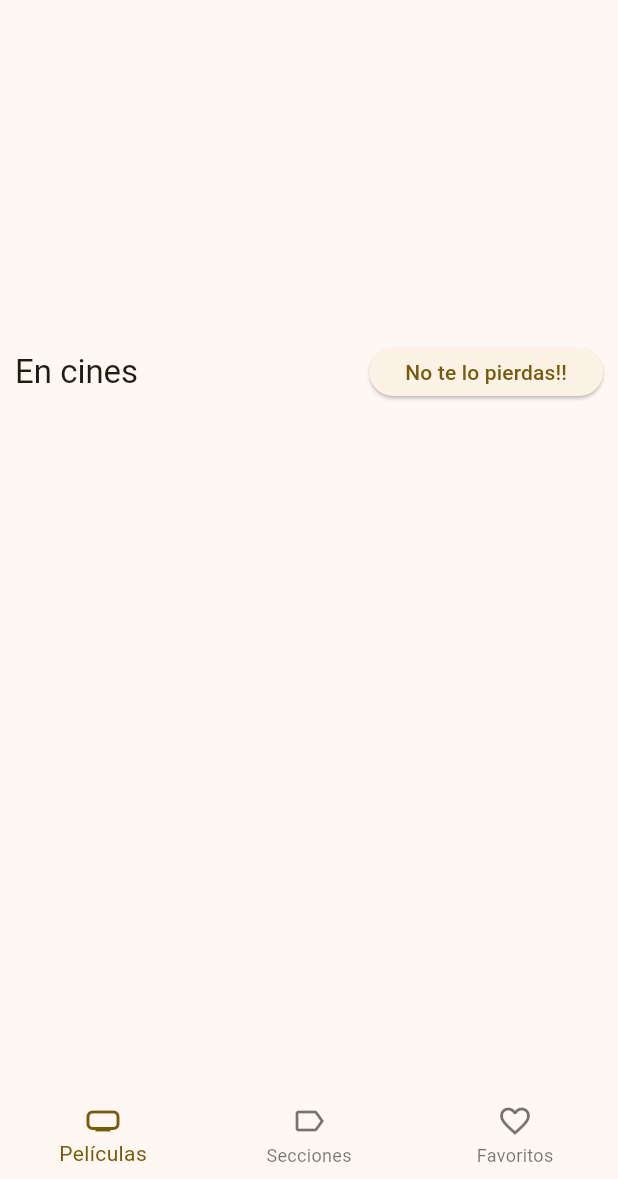
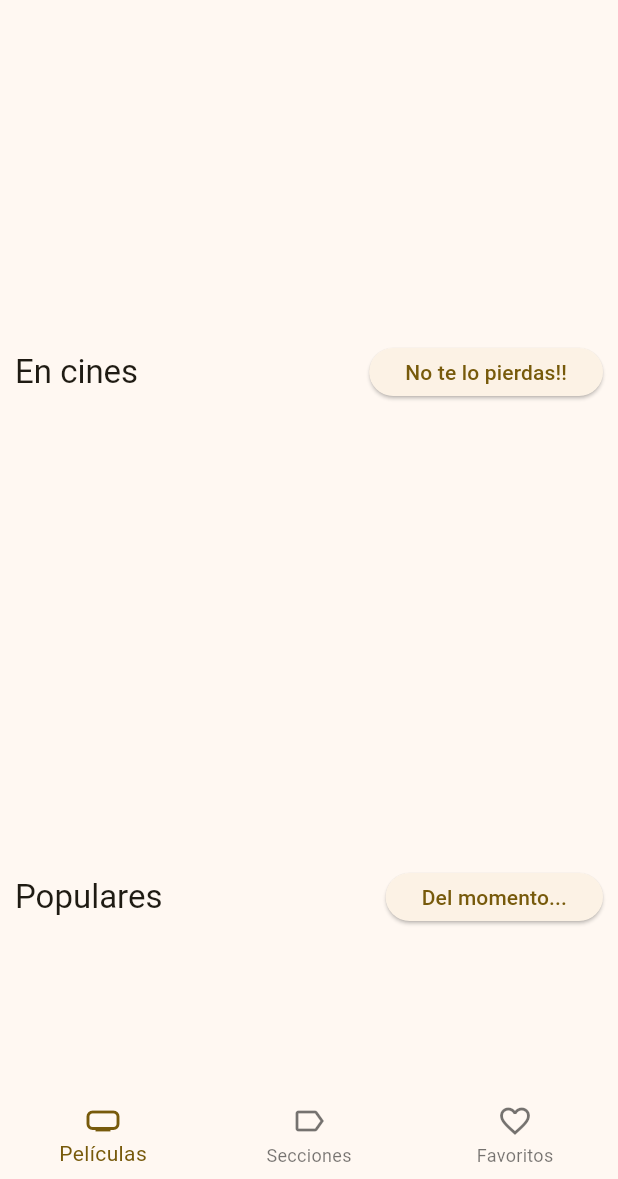
Before and after one commit to EliasDFranco/Cinema_Culture_App, a Flutter app: the screen it shows after launch, on a phone screen of 412 x 824 dp, the part 57-1236 px from its top. Run offline on Flutter 3.47's test engine with Material 2 defaults, Android fonts, the phone set to English and light mode, and no system bars; drawn by our look-alikes of card_swiper; our stand-ins replace animate_do, dio, flutter_dotenv, flutter_riverpod, go_router; network calls fail.

Commit message:
feat(screens): intregate popular movies section

```diff
--- a/lib/presentation/screens/movies/home_screen.dart
+++ b/lib/presentation/screens/movies/home_screen.dart
@@ -29,12 +29,16 @@ class _HomeViewState extends ConsumerState<_HomeView> {
   void initState() {
     super.initState();
 
+    ref.read(popularMoviesProvider.notifier).loadNextPage();
     ref.read(nowPlayingMoviesProvider.notifier).loadNextPage();
+    ref.read(popularMoviesProvider.notifier).loadNextPage();
   }
 
   @override
   Widget build(BuildContext context) {
+    final slideShowMovies = ref.watch(moviesSlideshowProvider);
     final nowPlayingMovies = ref.watch(nowPlayingMoviesProvider);
+    final popularMovies = ref.watch(popularMoviesProvider);
 
     return CustomScrollView(
       slivers: [
@@ -48,17 +52,26 @@ class _HomeViewState extends ConsumerState<_HomeView> {
           delegate: SliverChildBuilderDelegate((context, index) {
             return Column(
               children: [
-              MoviesSlidesShow(movies: nowPlayingMovies),
+                MoviesSlidesShow(movies: slideShowMovies),
                 MovieHorizontalListview(
                   movies: nowPlayingMovies,
                   title: 'En cines',
                   subTitle: 'No te lo pierdas!!',
+                  loadNextPage: () => ref
+                      .read(nowPlayingMoviesProvider.notifier)
+                      .loadNextPage(),
+                ),
+                MovieHorizontalListview(
+                  movies: popularMovies,
+                  title: 'Populares',
+                  subTitle: 'Del momento...',
                   loadNextPage: () =>
-                    ref.read(nowPlayingMoviesProvider.notifier).loadNextPage(),
+                      ref.read(popularMoviesProvider.notifier).loadNextPage(),
                 ),
               ],
             );
-        }, childCount: 1)),
+          }, childCount: 1),
+        ),
       ],
     );
   }
```
Lines whose indentation alone changed are shown as unchanged.
